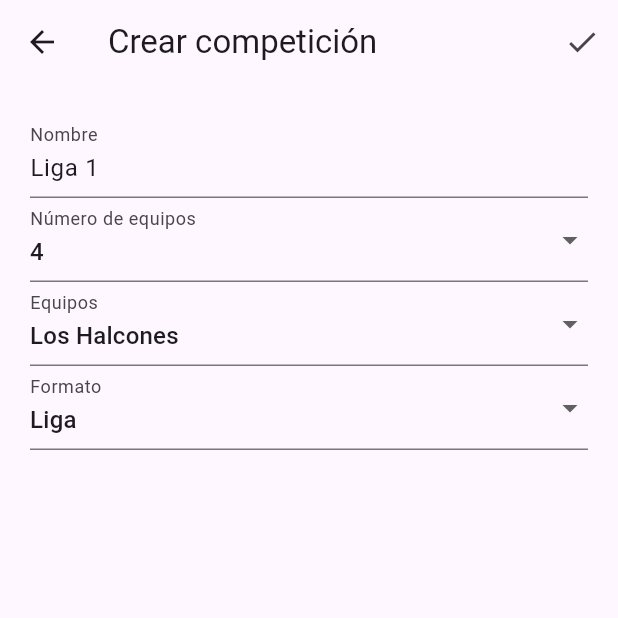
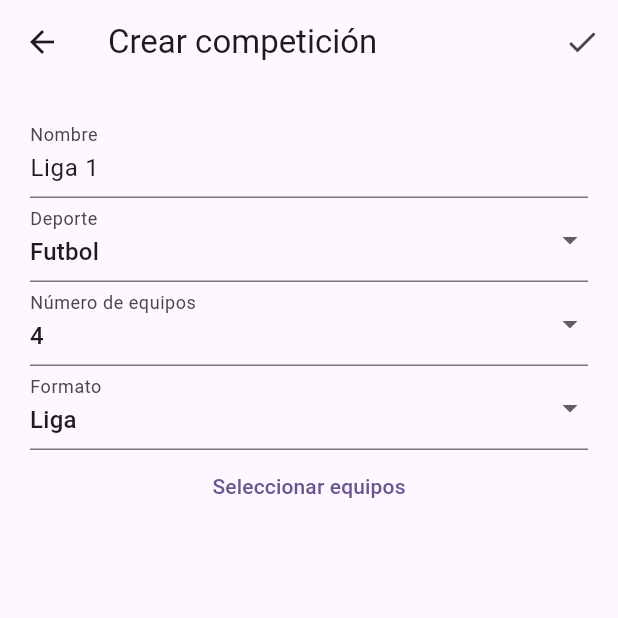
Before and after one commit to mruitorportada/ProyectoIntegrado_LigaMaster, a Flutter app: the CompetitionCreationScreen screen opened directly with sample values from the repository, on a phone screen of 412 x 824 dp, the top half of it. Run offline on Flutter 3.47's test engine with Material 3 defaults, Android fonts, the phone set to English and light mode, and no system bars.

Commit message:
Mejoras en creación de competición
-Añadido campo competitionSport en la clase Competición.
-Añadidos campos minPlayers y maxPlayers a la enum Sport.
-Añadido método equals a UserTeam y User Player.
-Añadido selector de deportes en la vista creación de competición.
-Cambios menores en competitionList y playerList.

```diff
--- a/lib/data/competitions.dart
+++ b/lib/data/competitions.dart
@@ -1,4 +1,5 @@
 import 'package:liga_master/models/competition/competition.dart';
+import 'package:liga_master/models/competition/competition_entity.dart';
 import 'package:liga_master/models/user/user.dart';
 
 var user = User(
@@ -15,33 +16,38 @@ List<Competition> competitionsData = [
       name: "Liga 1",
       teams: [],
       players: [],
-      format: CompetitionFormat.league),
+      format: CompetitionFormat.league,
+      sport: Sport.football),
   Competition(
       id: "002",
       creator: user,
       name: "Torneo 1",
       teams: [],
       players: [],
-      format: CompetitionFormat.tournament),
+      format: CompetitionFormat.tournament,
+      sport: Sport.football),
   Competition(
       id: "003",
       creator: user,
       name: "Liga 2",
       teams: [],
       players: [],
-      format: CompetitionFormat.league),
+      format: CompetitionFormat.league,
+      sport: Sport.futsal),
   Competition(
       id: "004",
       creator: user,
       name: "Torneo 2",
       teams: [],
       players: [],
-      format: CompetitionFormat.tournament),
+      format: CompetitionFormat.tournament,
+      sport: Sport.futsal),
   Competition(
       id: "005",
       creator: user,
       name: "Liga 3",
       teams: [],
       players: [],
-      format: CompetitionFormat.league),
+      format: CompetitionFormat.league,
+      sport: Sport.futsal),
 ];
--- a/lib/data/players.dart
+++ b/lib/data/players.dart
@@ -7,108 +7,108 @@ List<UserPlayer> playersData = [
       name: "Juan Pérez",
       rating: 4.1,
       sportPlayed: Sport.football,
-      currentTeamName: "Los Halcones"),
+      currentTeamName: null),
   UserPlayer("P2",
       name: "Carlos Gómez",
       rating: 3.9,
       sportPlayed: Sport.football,
-      currentTeamName: "Los Halcones"),
+      currentTeamName: null),
   UserPlayer("P3",
       name: "Lucía Rodríguez",
       rating: 4.3,
       sportPlayed: Sport.football,
-      currentTeamName: "Los Halcones"),
+      currentTeamName: null),
   UserPlayer("P4",
       name: "Pedro Sánchez",
       rating: 3.7,
       sportPlayed: Sport.football,
-      currentTeamName: "Los Halcones"),
+      currentTeamName: null),
   UserPlayer("P5",
       name: "Ana Martínez",
       rating: 4.0,
       sportPlayed: Sport.football,
-      currentTeamName: "Los Halcones"),
+      currentTeamName: null),
 
   // Tigres del Norte
   UserPlayer("P6",
       name: "Luis García",
       rating: 3.8,
       sportPlayed: Sport.futsal,
-      currentTeamName: "Tigres del Norte"),
+      currentTeamName: null),
   UserPlayer("P7",
       name: "Marta Díaz",
       rating: 4.2,
       sportPlayed: Sport.futsal,
-      currentTeamName: "Tigres del Norte"),
+      currentTeamName: null),
   UserPlayer("P8",
       name: "Javier López",
       rating: 3.9,
       sportPlayed: Sport.futsal,
-      currentTeamName: "Tigres del Norte"),
+      currentTeamName: null),
   UserPlayer("P9",
       name: "Sofía Pérez",
       rating: 4.1,
       sportPlayed: Sport.futsal,
-      currentTeamName: "Tigres del Norte"),
+      currentTeamName: null),
   UserPlayer("P10",
       name: "Ricardo Rodríguez",
       rating: 3.8,
       sportPlayed: Sport.futsal,
-      currentTeamName: "Tigres del Norte"),
+      currentTeamName: null),
 
   // Águilas Rojas
   UserPlayer("P11",
       name: "María González",
       rating: 4.0,
       sportPlayed: Sport.football,
-      currentTeamName: "Águilas Rojas"),
+      currentTeamName: null),
   UserPlayer("P12",
       name: "Gabriel López",
       rating: 4.4,
       sportPlayed: Sport.football,
-      currentTeamName: "Águilas Rojas"),
+      currentTeamName: null),
   UserPlayer("P13",
       name: "Isabel Martínez",
       rating: 3.6,
       sportPlayed: Sport.football,
-      currentTeamName: "Águilas Rojas"),
+      currentTeamName: null),
   UserPlayer("P14",
       name: "Tomás Sánchez",
       rating: 4.2,
       sportPlayed: Sport.football,
-      currentTeamName: "Águilas Rojas"),
+      currentTeamName: null),
   UserPlayer("P15",
       name: "Raúl Hernández",
       rating: 3.7,
       sportPlayed: Sport.football,
-      currentTeamName: "Águilas Rojas"),
+      currentTeamName: null),
 
   // Leones del Sur
   UserPlayer("P16",
       name: "Claudia Ramírez",
       rating: 4.3,
       sportPlayed: Sport.futsal,
-      currentTeamName: "Leones del Sur"),
+      currentTeamName: null),
   UserPlayer("P17",
       name: "Oscar Fernández",
       rating: 4.1,
       sportPlayed: Sport.futsal,
-      currentTeamName: "Leones del Sur"),
+      currentTeamName: null),
   UserPlayer("P18",
       name: "Elena Vargas",
       rating: 3.8,
       sportPlayed: Sport.futsal,
-      currentTeamName: "Leones del Sur"),
+      currentTeamName: null),
   UserPlayer("P19",
       name: "Antonio Rodríguez",
       rating: 4.0,
       sportPlayed: Sport.futsal,
-      currentTeamName: "Leones del Sur"),
+      currentTeamName: null),
   UserPlayer("P20",
       name: "Paola Torres",
       rating: 3.9,
       sportPlayed: Sport.futsal,
-      currentTeamName: "Leones del Sur"),
+      currentTeamName: null),
   UserPlayer("P21",
       name: "Martín Díaz", rating: 4.2, sportPlayed: Sport.football),
   UserPlayer("P22",
--- a/lib/data/teams.dart
+++ b/lib/data/teams.dart
@@ -3,17 +3,19 @@ import 'package:liga_master/models/user/entities/user_team.dart';
 
 List<UserTeam> teamsData = [
   UserTeam(
-      id: "T1", name: "Los Halcones", rating: 4.2, sportPlayed: Sport.football),
+      id: "T1", name: "Los Halcones", rating: 4.2, sportPlayed: Sport.futsal),
   UserTeam(
       id: "T2",
       name: "Tigres del Norte",
       rating: 3.8,
       sportPlayed: Sport.futsal),
   UserTeam(
-      id: "T3",
-      name: "Águilas Rojas",
-      rating: 4.5,
-      sportPlayed: Sport.football),
+      id: "T3", name: "Águilas Rojas", rating: 4.5, sportPlayed: Sport.futsal),
   UserTeam(
       id: "T4", name: "Leones del Sur", rating: 3.9, sportPlayed: Sport.futsal),
+  UserTeam(
+      id: "T5",
+      name: "Leones del Desierto",
+      rating: 3.1,
+      sportPlayed: Sport.football),
 ];
--- a/lib/models/competition/competition.dart
+++ b/lib/models/competition/competition.dart
@@ -1,6 +1,7 @@
 import 'dart:math';
 
 import 'package:flutter/material.dart';
+import 'package:liga_master/models/competition/competition_entity.dart';
 import 'package:liga_master/models/user/entities/user_player.dart';
 import 'package:liga_master/models/user/entities/user_team.dart';
 import 'package:liga_master/models/user/user.dart';
@@ -19,6 +20,13 @@ class Competition extends ChangeNotifier {
   String get name => _name;
   set name(value) {
     _name = value;
+    notifyListeners();
+  }
+
+  Sport _competitionSport;
+  Sport get competitionSport => _competitionSport;
+  set competitionSport(value) {
+    _competitionSport = value;
     notifyListeners();
   }
 
@@ -70,12 +78,14 @@ class Competition extends ChangeNotifier {
     List<UserTeam>? teams,
     List<UserPlayer>? players,
     CompetitionFormat? format,
+    Sport? sport,
   })  : _id = id,
         _creator = creator ?? User(id: ""),
         _name = name,
         _teams = teams ?? List.empty(growable: true),
         _players = players ?? List.empty(growable: true),
-        _format = format ?? CompetitionFormat.league;
+        _format = format ?? CompetitionFormat.league,
+        _competitionSport = sport ?? Sport.football;
 
   bool equals(Competition other) =>
       _id == other._id &&
--- a/lib/models/competition/competition_entity.dart
+++ b/lib/models/competition/competition_entity.dart
@@ -70,11 +70,18 @@ abstract class CompetitionEntity extends ChangeNotifier {
 }
 
 enum Sport {
-  football("Futbol"),
-  futsal("Futbol sala");
+  football("Futbol", 11, 23),
+  futsal("Futbol sala", 5, 10);
 
-  const Sport(this.name);
+  const Sport(this.name, this.minPlayers, this.maxPlayers);
   final String name;
+  final int minPlayers;
+  final int maxPlayers;
 
   List<Sport> get sports => [football, futsal];
+
+  bool equals(Sport other) =>
+      name == other.name &&
+      minPlayers == other.minPlayers &&
+      maxPlayers == other.maxPlayers;
 }
--- a/lib/models/user/entities/user_team.dart
+++ b/lib/models/user/entities/user_team.dart
@@ -26,4 +26,11 @@ class UserTeam extends UserEntity {
         sportPlayed: sportPlayed,
         players: _players.map((player) => player.copy()).toList(),
       );
+
+  bool equals(UserTeam other) =>
+      id == other.id &&
+      name == other.name &&
+      rating == other.rating &&
+      sportPlayed == other.sportPlayed &&
+      players == other.players;
 }
--- a/lib/screens/home/competition/creation/competition_creation_screen.dart
+++ b/lib/screens/home/competition/creation/competition_creation_screen.dart
@@ -1,5 +1,6 @@
 import 'package:flutter/material.dart';
 import 'package:liga_master/models/competition/competition.dart';
+import 'package:liga_master/models/competition/competition_entity.dart';
 import 'package:liga_master/models/user/entities/user_team.dart';
 import 'package:liga_master/models/user/user.dart';
 import 'package:liga_master/screens/generic_widgets/myappbar.dart';
@@ -22,6 +23,7 @@ class _CompetitionCreationScreenState extends State<CompetitionCreationScreen> {
   late Competition _initCompetition;
   late int _numberOfteamsSelected;
   CompetitionFormat _formatSelected = CompetitionFormat.league;
+  Sport _sportSelected = Sport.football;
   late final List<UserTeam> _teams;
   final List<UserTeam> _teamsSelected = List.empty(growable: true);
   bool dataChanged = false;
@@ -77,6 +79,23 @@ class _CompetitionCreationScreenState extends State<CompetitionCreationScreen> {
               ),
             ),
             DropdownButtonFormField(
+              value: _sportSelected,
+              decoration: InputDecoration(
+                label: Text("Deporte"),
+              ),
+              items: Sport.values
+                  .map((e) => DropdownMenuItem(
+                        value: e,
+                        child: Text(e.name),
+                      ))
+                  .toList(),
+              onChanged: (value) => setState(
+                () {
+                  _sportSelected = value!;
+                },
+              ),
+            ),
+            DropdownButtonFormField(
               value: _formatSelected == CompetitionFormat.league
                   ? competition.numberOfTeamsAllowedForLeague.first
                   : competition.numberOfTeamsAllowedForTournament.first,
@@ -90,30 +109,6 @@ class _CompetitionCreationScreenState extends State<CompetitionCreationScreen> {
               onChanged: (value) => setState(
                 () {
                   _numberOfteamsSelected = value!;
-                },
-              ),
-            ),
-            DropdownButtonFormField(
-              value: _teams.first,
-              decoration: InputDecoration(
-                label: Text("Equipos"),
-              ),
-              validator: teamsValidator,
-              items: _teams
-                  .map(
-                    (team) => DropdownMenuItem(
-                      value: team,
-                      child: Text(team.name),
-                    ),
-                  )
-                  .toList(),
-              onChanged: (value) => setState(
-                () {
-                  if (_teamsSelected.contains(value)) {
-                    _teamsSelected.remove(value);
-                  } else {
-                    _teamsSelected.add(value as UserTeam);
-                  }
                 },
               ),
             ),
@@ -134,9 +129,68 @@ class _CompetitionCreationScreenState extends State<CompetitionCreationScreen> {
                 },
               ),
             ),
+            TextButton(
+              onPressed: () => showSelectionDialog(),
+              child: Text("Seleccionar equipos"),
+            )
           ],
         ),
       ),
+    );
+  }
+
+  void showSelectionDialog() {
+    showDialog(
+      context: context,
+      builder: (BuildContext context) {
+        return AlertDialog(
+          title: Text('Selecciona equipos'),
+          content: StatefulBuilder(
+            builder: (context, setState) {
+              return SingleChildScrollView(
+                child: Column(
+                  children: _teams
+                      .where((team) =>
+                          team.players.length >= team.sportPlayed.minPlayers &&
+                          team.sportPlayed == _sportSelected)
+                      .map((team) {
+                    return CheckboxListTile(
+                      title: Text(team.name),
+                      value: _teamsSelected.contains(team),
+                      onChanged: (bool? selected) {
+                        setState(() {
+                          if (selected == true) {
+                            _teamsSelected.add(team);
+                          } else {
+                            _teamsSelected.remove(team);
+                          }
+                        });
+                      },
+                    );
+                  }).toList(),
+                ),
+              );
+            },
+          ),
+          actions: [
+            TextButton(
+              onPressed: () {
+                Navigator.pop(context);
+              },
+              child: Text('Cancelar'),
+            ),
+            TextButton(
+              onPressed: () {
+                Navigator.pop(context);
+                setState(() {
+                  competition.teams = _teamsSelected;
+                });
+              },
+              child: Text('Aceptar'),
+            ),
+          ],
+        );
+      },
     );
   }
 
@@ -160,6 +214,7 @@ class _CompetitionCreationScreenState extends State<CompetitionCreationScreen> {
     competition.teams = _teamsSelected;
     competition.creator = user;
     competition.format = _formatSelected;
+    competition.competitionSport = _sportSelected;
   }
 
   void onDataChanged() {
--- a/lib/screens/home/competition/list/competition_list_screen.dart
+++ b/lib/screens/home/competition/list/competition_list_screen.dart
@@ -44,7 +44,8 @@ class _CompetitionListScreenState extends State<CompetitionListScreen> {
   Card competitionItem(Competition competition) => Card(
         child: ListTile(
           title: Text(competition.name),
-          subtitle: Text(competition.format.name),
+          subtitle: Text(
+              "${competition.format.name} - ${competition.competitionSport.name}"),
           trailing: Icon(Icons.sports_soccer_outlined),
         ),
       );
--- a/lib/screens/home/player/list/player_list_screen.dart
+++ b/lib/screens/home/player/list/player_list_screen.dart
@@ -44,7 +44,8 @@ class _PlayerListScreenState extends State<PlayerListScreen> {
   Card playerItem(UserPlayer player) => Card(
         child: ListTile(
           title: Text(player.name),
-          subtitle: Text("Prueba"),
+          subtitle: Text(
+              "${player.rating} - ${player.currentTeamName ?? "Sin equipo"}"),
           trailing: Icon(Icons.sports_soccer_outlined),
         ),
       );
```
